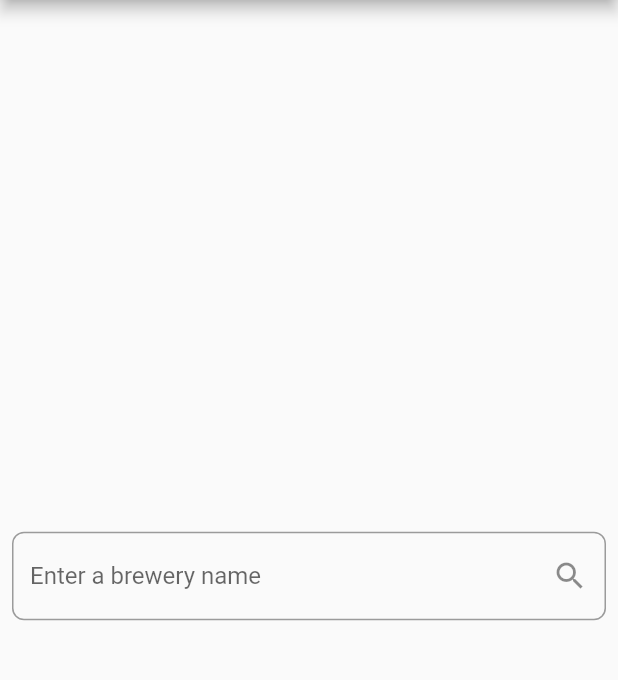
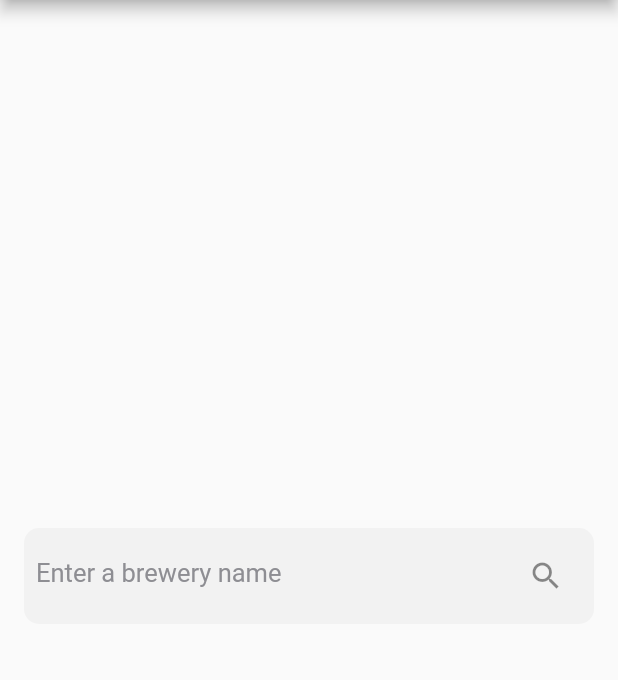
Before and after one commit to AlexMubarakshin/brew-explorer, a Flutter app: the screen it shows after launch, on a phone screen of 412 x 824 dp, the part 84-764 px from its top. Run offline on Flutter 3.47's test engine with Material 2 defaults, Android fonts, the phone set to English and light mode, and no system bars; our stand-ins replace bloc, dio, flutter_bloc.

Commit message:
🎨 Minor restyle widgets

```diff
--- a/lib/pages/search/widgets/containers/bews_list_container.dart
+++ b/lib/pages/search/widgets/containers/bews_list_container.dart
@@ -10,7 +10,7 @@ class BrewsListContainer extends StatelessWidget {
   @override
   Widget build(BuildContext context) {
     return ListView.builder(
-        padding: const EdgeInsets.all(8),
+        padding: const EdgeInsets.all(16),
         itemCount: brews.length,
         itemBuilder: (BuildContext context, int index) {
           return BreweryItem(
--- a/lib/pages/search/widgets/containers/search_container.dart
+++ b/lib/pages/search/widgets/containers/search_container.dart
@@ -13,7 +13,7 @@ class SearchContainer extends StatelessWidget {
       padding: const EdgeInsets.symmetric(vertical: 16),
       alignment: Alignment.center,
       child: Padding(
-        padding: const EdgeInsets.all(8.0),
+        padding: const EdgeInsets.all(16.0),
         child:
             SearchInput(hintText: 'Enter a brewery name', onSubmitted: _onSubmit),
       ),
--- a/lib/pages/search/widgets/shared/search_input_widget.dart
+++ b/lib/pages/search/widgets/shared/search_input_widget.dart
@@ -14,12 +14,27 @@ class SearchInput extends StatelessWidget {
 
   @override
   Widget build(BuildContext context) {
-    return TextField(
-      onSubmitted: _onSubmitted,
-      decoration: InputDecoration(
-        hintText: _hintText,
-        border: OutlineInputBorder(borderRadius: BorderRadius.circular(8)),
-        suffixIcon: const Icon(Icons.search),
+    return Container(
+      decoration: const BoxDecoration(
+        color: Color.fromARGB(8, 0, 0, 0),
+        borderRadius: BorderRadius.all(
+            Radius.circular(10)
+            ),
+      ),
+      padding: const EdgeInsets.all(8),
+      child: TextField(
+        onSubmitted: _onSubmitted,
+        style: const TextStyle(
+          fontSize: 17,
+        ),
+        decoration: InputDecoration(
+            hintText: _hintText,
+            border: InputBorder.none,
+            suffixIcon: const Icon(Icons.search),
+            suffixStyle:
+                const TextStyle(color: Color.fromARGB(255, 142, 142, 147)),
+            hintStyle:
+                const TextStyle(color: Color.fromARGB(255, 142, 142, 147))),
       ),
     );
   }
```
Also changed, not shown: lib/pages/search/widgets/shared/brewery_item.dart (+18 -7 lines).
